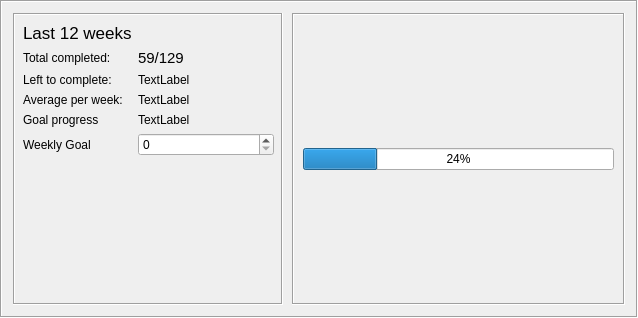
Above: qt_gui/ui/progress_widget.ui from ravenvz/SprintTimer before the change. Below: the same form after it.
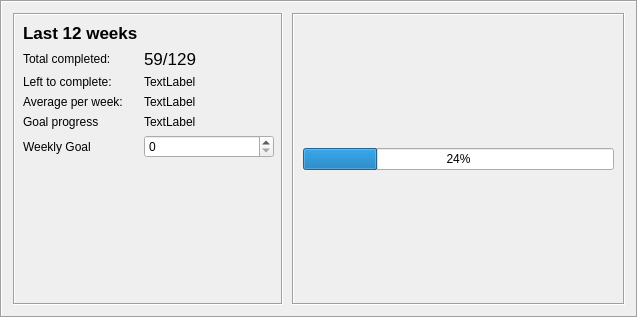
That is the form after the change.

Commit message: Fix font size issues in ui

Diff of the .ui file:
```diff
--- a/qt_gui/ui/progress_widget.ui
+++ b/qt_gui/ui/progress_widget.ui
@@ -66,6 +66,8 @@
            <property name="font">
             <font>
              <pointsize>13</pointsize>
+             <weight>75</weight>
+             <bold>true</bold>
             </font>
            </property>
            <property name="text">
@@ -84,7 +86,7 @@
           <widget class="QLabel" name="lblProgress">
            <property name="font">
             <font>
-             <pointsize>11</pointsize>
+             <pointsize>13</pointsize>
             </font>
            </property>
            <property name="text">
```
The commit also changes 5 other files.
